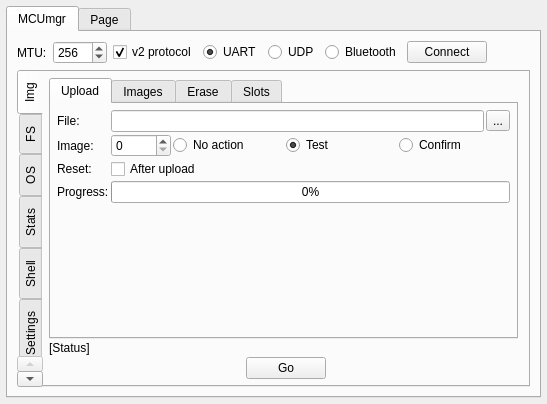
Before: the Qt Designer form plugins/mcumgr/form.ui in thedjnK/AuTerm, drawn with Qt 5.
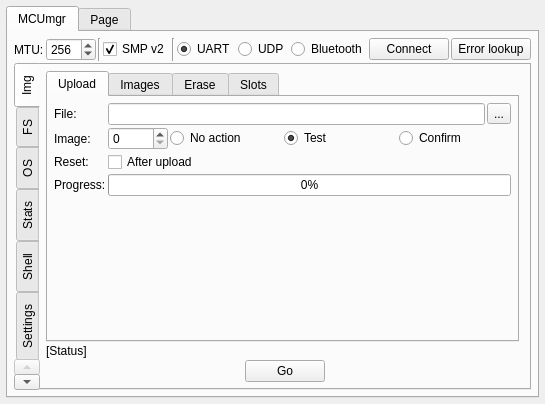
After: the same form once the commit is applied. Custom widgets are drawn as their Qt base class.

Commit message: plugins: mcumgr: add error lookup form (implemented a long time ago) open button, move retry and timeout values to transports, misc. UI tidy

```diff
--- a/plugins/mcumgr/form.ui
+++ b/plugins/mcumgr/form.ui
@@ -6,7 +6,7 @@
    <rect>
     <x>0</x>
     <y>0</y>
-    <width>536</width>
+    <width>544</width>
     <height>404</height>
    </rect>
   </property>
@@ -39,8 +39,26 @@
        <string>MCUmgr</string>
       </attribute>
       <layout class="QVBoxLayout" name="verticalLayout_2">
+       <property name="spacing">
+        <number>2</number>
+       </property>
+       <property name="leftMargin">
+        <number>6</number>
+       </property>
+       <property name="topMargin">
+        <number>6</number>
+       </property>
+       <property name="rightMargin">
+        <number>6</number>
+       </property>
+       <property name="bottomMargin">
+        <number>6</number>
+       </property>
        <item>
         <layout class="QHBoxLayout" name="horizontalLayout_7">
+         <property name="spacing">
+          <number>2</number>
+         </property>
          <item>
           <widget class="QLabel" name="label">
            <property name="maximumSize">
@@ -73,16 +91,30 @@
            </property>
           </widget>
          </item>
+         <item>
+          <widget class="Line" name="line_9">
+           <property name="orientation">
+            <enum>Qt::Orientation::Vertical</enum>
+           </property>
+          </widget>
+         </item>
          <item>
           <widget class="QCheckBox" name="check_V2_Protocol">
            <property name="text">
-            <string>v2 protocol</string>
+            <string>SMP v2</string>
            </property>
            <property name="checked">
             <bool>true</bool>
            </property>
           </widget>
          </item>
+         <item>
+          <widget class="Line" name="line_8">
+           <property name="orientation">
+            <enum>Qt::Orientation::Vertical</enum>
+           </property>
+          </widget>
+         </item>
          <item>
           <widget class="QRadioButton" name="radio_transport_uart">
            <property name="text">
@@ -129,6 +161,13 @@
            </property>
           </widget>
          </item>
+         <item>
+          <widget class="QPushButton" name="btn_error_lookup">
+           <property name="text">
+            <string>Error lookup</string>
+           </property>
+          </widget>
+         </item>
          <item>
           <spacer name="horizontalSpacer_6">
            <property name="orientation">
```
Left out of the diff: 8 changed lines with no effect on the pictures. The commit also changes 8 other files.
